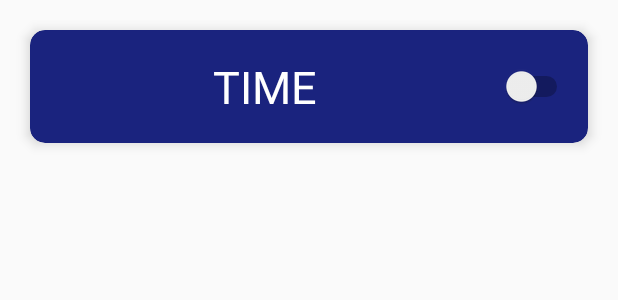
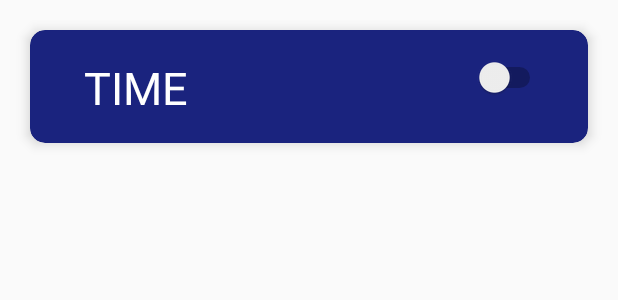
Before and after one commit to Anand-oops/Clock, an Android app: the layout alarm_adapter_item.xml on its own in the app's theme, with its tools: preview values and no code run, on a phone screen of 412 x 824 dp. Shown: the top 300 px of the screen. Run offline under Robolectric (Android 15) with nearby library versions, the phone set to English and light mode, and no system bars.

Commit message:
commit rescheduling

```diff
--- a/app/src/main/java/com/anand/clock/AlarmEntryClass.java
+++ b/app/src/main/java/com/anand/clock/AlarmEntryClass.java
@@ -12,6 +12,10 @@ public class AlarmEntryClass {
         this.time = time;
         this.status = status;
         this.mediaCode = mediaCode;
+    }
+
+    public void setTime(String time) {
+        this.time = time;
     }
 
     public String getId() {
--- a/app/src/main/java/com/anand/clock/AlarmHelper.java
+++ b/app/src/main/java/com/anand/clock/AlarmHelper.java
@@ -70,11 +70,11 @@ public class AlarmHelper extends SQLiteOpenHelper {
         db.close();
     }
 
-    /*public void updateAlarmTime(String id, String time) {
+    public void updateAlarmTime(String id, String time) {
         SQLiteDatabase db = this.getWritableDatabase();
         ContentValues values = new ContentValues();
         values.put(ALARM_TIME, time);
         db.update(TABLE_NAME, values, ALARM_ID + " = ?", new String[]{String.valueOf(id)});
         db.close();
-    }*/
+    }
 }
--- a/app/src/main/res/layout/alarm_adapter_item.xml
+++ b/app/src/main/res/layout/alarm_adapter_item.xml
@@ -10,29 +10,30 @@
     app:cardCornerRadius="10dp"
     app:cardElevation="5dp">
 
-    <LinearLayout
+    <RelativeLayout
         android:layout_width="match_parent"
         android:layout_height="match_parent"
-        android:gravity="center"
-        android:orientation="horizontal">
+        android:layout_gravity="center_vertical"
+        android:padding="18dp">
 
         <TextView
             android:id="@+id/alarm_time"
-            android:layout_width="0dp"
+            android:layout_width="wrap_content"
+            android:layout_marginStart="18dp"
             android:layout_height="wrap_content"
-            android:layout_weight="1"
             android:text="TIME"
-            android:textAlignment="center"
             android:textColor="@android:color/white"
             android:textSize="30sp" />
 
         <Switch
             android:id="@+id/alarm_switch"
+            android:layout_alignParentEnd="true"
+            android:textSize="20sp"
             android:layout_width="wrap_content"
             android:layout_height="wrap_content"
             android:layout_marginEnd="10dp"
             tools:ignore="UseSwitchCompatOrMaterialXml" />
 
-    </LinearLayout>
+    </RelativeLayout>
 
 </androidx.cardview.widget.CardView>
```
Also changed, not shown: app/src/main/java/com/anand/clock/AlarmAdapter.java (+23 -10 lines).
